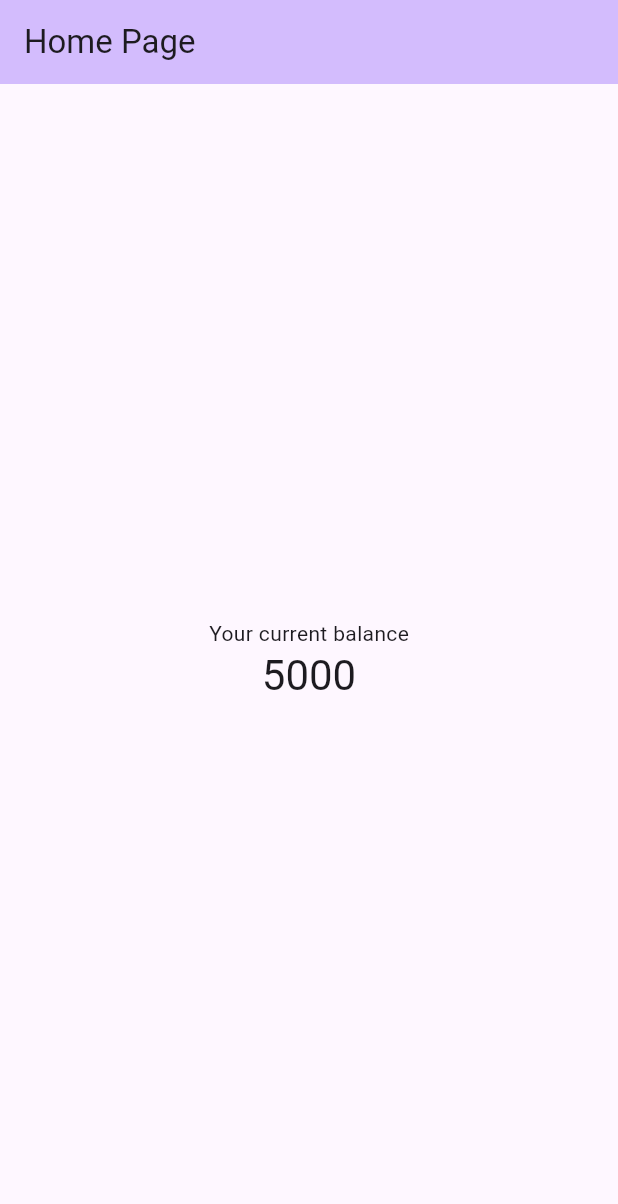
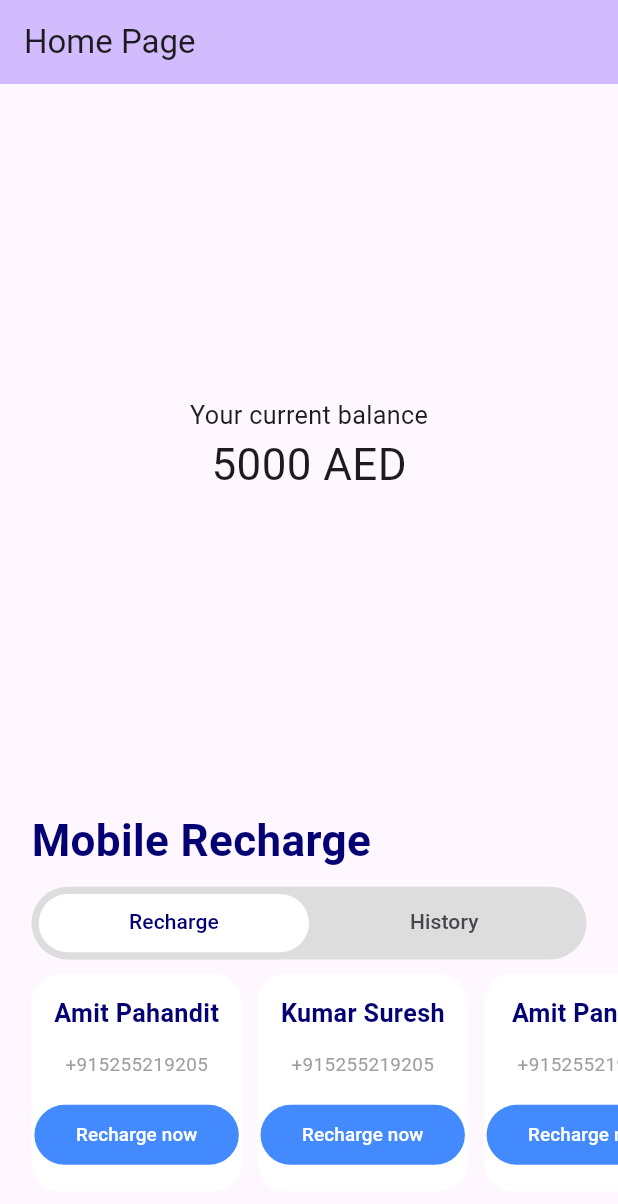
Before and after one commit to anwar-makhous/Dubai-App-Studio-Test, a Flutter app: the screen it shows after launch, on a phone screen of 412 x 824 dp. Shown: the top 1204 px of the screen. Run offline on Flutter 3.47's test engine with Material 3 defaults, Android fonts, the phone set to English and light mode, and no system bars; our stand-ins replace flutter_screenutil.

Commit message:
build home page

```diff
--- /dev/null
+++ b/lib/core/app_constants.dart
@@ -0,0 +1,18 @@
+import 'package:flutter/material.dart';
+import 'package:flutter_screenutil/flutter_screenutil.dart';
+
+class AppColors {
+  static const deepBlue = Color(0xFF040273);
+  static const lightGrey = Color(0xFFDDDDDD);
+}
+
+class AppFontSizes {
+  static final mediumLabel = 28.sp;
+  static final smallLabel = 16.sp;
+  static final tinyLabel = 12.sp;
+}
+
+class AppAnimation {
+  static const Duration duration = Duration(milliseconds: 400);
+  static const Curve curve = Curves.easeInToLinear;
+}
--- /dev/null
+++ b/lib/features/beneficiary/domain/entities/beneficiary.dart
@@ -0,0 +1,14 @@
+class Beneficiary {
+  final String name;
+  final String number;
+
+  Beneficiary({required this.name, required this.number});
+}
+
+List<Beneficiary> dummyBeneficiaries = [
+  Beneficiary(name: "Amit Pahandit", number: "+915255219205"),
+  Beneficiary(name: "Kumar Suresh", number: "+915255219205"),
+  Beneficiary(name: "Amit Pandey ", number: "+915255219205"),
+  Beneficiary(name: "Anwar Makhous", number: "+915255219205"),
+  Beneficiary(name: "Daniel Smith", number: "+915255219205"),
+];
--- /dev/null
+++ b/lib/features/beneficiary/presentation/widgets/beneficiaries_tab.dart
@@ -0,0 +1,23 @@
+import 'package:flutter/material.dart';
+import 'package:flutter_screenutil/flutter_screenutil.dart';
+
+import 'package:dubai_app_studio/features/beneficiary/domain/entities/beneficiary.dart';
+import 'package:dubai_app_studio/features/beneficiary/presentation/widgets/beneficiary_card.dart';
+
+class BeneficiariesTab extends StatelessWidget {
+  const BeneficiariesTab({
+    super.key,
+  });
+
+  @override
+  Widget build(BuildContext context) {
+    return ListView.separated(
+      scrollDirection: Axis.horizontal,
+      padding: EdgeInsets.symmetric(horizontal: 20.w),
+      itemCount: dummyBeneficiaries.length,
+      separatorBuilder: (context, _) => SizedBox(width: 10.w),
+      itemBuilder: (context, index) =>
+          BeneficiaryCard(beneficiary: dummyBeneficiaries[index]),
+    );
+  }
+}
--- /dev/null
+++ b/lib/features/beneficiary/presentation/widgets/beneficiary_card.dart
@@ -0,0 +1,58 @@
+import 'package:flutter/material.dart';
+import 'package:flutter_screenutil/flutter_screenutil.dart';
+
+import 'package:dubai_app_studio/features/beneficiary/domain/entities/beneficiary.dart';
+import 'package:dubai_app_studio/core/app_constants.dart';
+
+class BeneficiaryCard extends StatelessWidget {
+  final Beneficiary beneficiary;
+
+  const BeneficiaryCard({super.key, required this.beneficiary});
+
+  @override
+  Widget build(BuildContext context) {
+    return Container(
+      height: 150.r,
+      width: 145.r,
+      decoration: BoxDecoration(
+        color: Colors.white,
+        borderRadius: BorderRadius.circular(20.r),
+      ),
+      child: Column(
+        mainAxisAlignment: MainAxisAlignment.spaceEvenly,
+        children: [
+          Text(
+            beneficiary.name,
+            style: TextStyle(
+              color: AppColors.deepBlue,
+              fontSize: AppFontSizes.smallLabel,
+              fontWeight: FontWeight.bold,
+            ),
+          ),
+          Text(
+            beneficiary.number,
+            style: TextStyle(
+              color: Colors.grey,
+              fontSize: AppFontSizes.tinyLabel,
+            ),
+          ),
+          FilledButton.tonal(
+            onPressed: () {},
+            style: ElevatedButton.styleFrom(
+              backgroundColor: Colors.blueAccent,
+              foregroundColor: Colors.white,
+              fixedSize: Size(130.w, 20.h),
+            ),
+            child: Text(
+              "Recharge now",
+              style: TextStyle(
+                color: Colors.white,
+                fontSize: AppFontSizes.tinyLabel,
+              ),
+            ),
+          ),
+        ],
+      ),
+    );
+  }
+}
--- /dev/null
+++ b/lib/features/history/domain/entities/history_item.dart
@@ -0,0 +1,20 @@
+class HistoryItem {
+  final String name;
+  final String number;
+  final int amount;
+
+  HistoryItem({required this.name, required this.number, required this.amount});
+}
+
+List<HistoryItem> dummyHistoryItems = [
+  HistoryItem(name: "Kumar Suresh", number: "+915255219205", amount: 10),
+  HistoryItem(name: "Amit Pahandit", number: "+915255219205", amount: 30),
+  HistoryItem(name: "Daniel Smith", number: "+915255219205", amount: 75),
+  HistoryItem(name: "Amit Pahandit", number: "+915255219205", amount: 100),
+  HistoryItem(name: "Kumar Suresh", number: "+915255219205", amount: 5),
+  HistoryItem(name: "Amit Pandey ", number: "+915255219205", amount: 20),
+  HistoryItem(name: "Amit Pandey ", number: "+915255219205", amount: 20),
+  HistoryItem(name: "Amit Pahandit", number: "+915255219205", amount: 75),
+  HistoryItem(name: "Daniel Smith", number: "+915255219205", amount: 50),
+  HistoryItem(name: "Kumar Suresh", number: "+915255219205", amount: 100),
+];
--- /dev/null
+++ b/lib/features/history/presentation/widgets/history_item_card.dart
@@ -0,0 +1,59 @@
+import 'package:flutter/material.dart';
+import 'package:flutter_screenutil/flutter_screenutil.dart';
+
+import 'package:dubai_app_studio/core/app_constants.dart';
+import 'package:dubai_app_studio/features/history/domain/entities/history_item.dart';
+
+class HistoryItemCard extends StatelessWidget {
+  final HistoryItem historyItem;
+
+  const HistoryItemCard({super.key, required this.historyItem});
+
+  @override
+  Widget build(BuildContext context) {
+    return Container(
+      height: 70.h,
+      padding: EdgeInsets.symmetric(horizontal: 10.w, vertical: 5.h),
+      decoration: BoxDecoration(
+        color: Colors.white,
+        borderRadius: BorderRadius.circular(20.r),
+      ),
+      child: Column(
+        mainAxisAlignment: MainAxisAlignment.spaceEvenly,
+        children: [
+          Row(
+            mainAxisAlignment: MainAxisAlignment.spaceBetween,
+            children: [
+              Text(
+                historyItem.name,
+                style: TextStyle(
+                  color: AppColors.deepBlue,
+                  fontSize: AppFontSizes.smallLabel,
+                  fontWeight: FontWeight.bold,
+                ),
+              ),
+              Text(
+                '${historyItem.amount} AED',
+                style: TextStyle(
+                  color: AppColors.deepBlue,
+                  fontSize: AppFontSizes.smallLabel,
+                  fontWeight: FontWeight.bold,
+                ),
+              ),
+            ],
+          ),
+          Align(
+            alignment: AlignmentDirectional.centerStart,
+            child: Text(
+              historyItem.number,
+              style: TextStyle(
+                color: Colors.grey,
+                fontSize: AppFontSizes.tinyLabel,
+              ),
+            ),
+          ),
+        ],
+      ),
+    );
+  }
+}
--- /dev/null
+++ b/lib/features/history/presentation/widgets/history_tab.dart
@@ -0,0 +1,23 @@
+import 'package:flutter/material.dart';
+import 'package:flutter_screenutil/flutter_screenutil.dart';
+
+import 'package:dubai_app_studio/features/history/domain/entities/history_item.dart';
+import 'package:dubai_app_studio/features/history/presentation/widgets/history_item_card.dart';
+
+class HistoryTab extends StatelessWidget {
+  const HistoryTab({
+    super.key,
+  });
+
+  @override
+  Widget build(BuildContext context) {
+    return ListView.separated(
+      scrollDirection: Axis.vertical,
+      padding: EdgeInsets.symmetric(horizontal: 20.w),
+      itemCount: dummyHistoryItems.length,
+      separatorBuilder: (context, _) => SizedBox(height: 10.h),
+      itemBuilder: (context, index) =>
+          HistoryItemCard(historyItem: dummyHistoryItems[index]),
+    );
+  }
+}
--- /dev/null
+++ b/lib/features/home/presentation/pages/home_page.dart
@@ -0,0 +1,85 @@
+import 'package:dubai_app_studio/core/app_constants.dart';
+import 'package:flutter/material.dart';
+import 'package:flutter/widgets.dart';
+import 'package:flutter_screenutil/flutter_screenutil.dart';
+
+import 'package:dubai_app_studio/features/home/presentation/widgets/recharge_tab_bar.dart';
+
+class HomePage extends StatefulWidget {
+  const HomePage({super.key});
+
+  @override
+  State<HomePage> createState() => _HomePageState();
+}
+
+class _HomePageState extends State<HomePage> {
+  final int _currentBalance = 5000;
+  ValueNotifier<bool> showBalanceNotifier = ValueNotifier<bool>(true);
+
+  @override
+  Widget build(BuildContext context) {
+    return Scaffold(
+      appBar: AppBar(
+        backgroundColor: Theme.of(context).colorScheme.inversePrimary,
+        title: const Text("Home Page"),
+      ),
+      body: SingleChildScrollView(
+        child: Column(
+          children: [
+            ValueListenableBuilder(
+              valueListenable: showBalanceNotifier,
+              builder: (context, showBalance, _) {
+                return AnimatedCrossFade(
+                  crossFadeState: showBalance
+                      ? CrossFadeState.showSecond
+                      : CrossFadeState.showFirst,
+                  duration: AppAnimation.duration,
+                  reverseDuration: AppAnimation.duration,
+                  firstCurve: AppAnimation.curve,
+                  secondCurve: AppAnimation.curve,
+                  sizeCurve: AppAnimation.curve,
+                  firstChild: Container(
+                    padding:
+                        EdgeInsets.symmetric(horizontal: 20.w, vertical: 10.h),
+                    alignment: AlignmentDirectional.centerStart,
+                    child: Text(
+                      'Your current balance: $_currentBalance AED',
+                      style: TextStyle(fontSize: AppFontSizes.smallLabel),
+                    ),
+                  ),
+                  secondChild: SizedBox(
+                    height: 500.h,
+                    child: Center(
+                      child: Column(
+                        mainAxisAlignment: MainAxisAlignment.center,
+                        children: <Widget>[
+                          Text(
+                            'Your current balance',
+                            style: TextStyle(fontSize: AppFontSizes.smallLabel),
+                          ),
+                          Text(
+                            '$_currentBalance AED',
+                            style:
+                                TextStyle(fontSize: AppFontSizes.mediumLabel),
+                          ),
+                        ],
+                      ),
+                    ),
+                  ),
+                );
+              },
+            ),
+            RechargeTabBar(
+              onTapOnHistoryTab: () {
+                showBalanceNotifier.value = false;
+              },
+              onTapOnRechargeTab: () {
+                showBalanceNotifier.value = true;
+              },
+            ),
+          ],
+        ),
+      ),
+    );
+  }
+}
--- /dev/null
+++ b/lib/features/home/presentation/widgets/recharge_tab_bar.dart
@@ -0,0 +1,102 @@
+import 'package:flutter/material.dart';
+import 'package:flutter_screenutil/flutter_screenutil.dart';
+
+import 'package:dubai_app_studio/features/beneficiary/presentation/widgets/beneficiaries_tab.dart';
+import 'package:dubai_app_studio/core/app_constants.dart';
+import 'package:dubai_app_studio/features/history/presentation/widgets/history_tab.dart';
+
+class RechargeTabBar extends StatefulWidget {
+  final Function() onTapOnHistoryTab;
+  final Function() onTapOnRechargeTab;
+  const RechargeTabBar({
+    super.key,
+    required this.onTapOnHistoryTab,
+    required this.onTapOnRechargeTab,
+  });
+
+  @override
+  State<RechargeTabBar> createState() => _RechargeTabBarState();
+}
+
+class _RechargeTabBarState extends State<RechargeTabBar> {
+  ValueNotifier<double> tabBarViewHeightNotifier = ValueNotifier<double>(150.r);
+
+  @override
+  Widget build(BuildContext context) {
+    return DefaultTabController(
+      length: 2,
+      child: Column(
+        crossAxisAlignment: CrossAxisAlignment.start,
+        children: [
+          Padding(
+            padding: EdgeInsets.symmetric(horizontal: 20.w),
+            child: Text(
+              "Mobile Recharge",
+              style: TextStyle(
+                color: AppColors.deepBlue,
+                fontWeight: FontWeight.bold,
+                fontSize: AppFontSizes.mediumLabel,
+              ),
+            ),
+          ),
+          SizedBox(height: 10.h),
+          Padding(
+            padding: EdgeInsets.symmetric(horizontal: 20.w),
+            child: Container(
+              height: 50.h,
+              padding: EdgeInsets.all(5.r),
+              decoration: BoxDecoration(
+                color: AppColors.lightGrey,
+                borderRadius: BorderRadius.circular(30.w),
+              ),
+              child: TabBar(
+                dividerColor: Colors.transparent,
+                tabAlignment: TabAlignment.fill,
+                labelColor: AppColors.deepBlue,
+                indicatorSize: TabBarIndicatorSize.tab,
+                labelPadding: EdgeInsets.symmetric(horizontal: 5.w),
+                indicator: ShapeDecoration(
+                  color: Colors.white,
+                  shape: RoundedRectangleBorder(
+                    borderRadius: BorderRadius.circular(30.w),
+                  ),
+                ),
+                onTap: (index) {
+                  if (index == 0) {
+                    tabBarViewHeightNotifier.value = 150.h;
+                    widget.onTapOnRechargeTab();
+                  } else {
+                    tabBarViewHeightNotifier.value = 600.h;
+                    widget.onTapOnHistoryTab();
+                  }
+                },
+                tabs: const [
+                  Tab(text: "Recharge"),
+                  Tab(text: "History"),
+                ],
+              ),
+            ),
+          ),
+          SizedBox(height: 10.h),
+          ValueListenableBuilder(
+            valueListenable: tabBarViewHeightNotifier,
+            builder: (context, tabBarViewHeight, _) {
+              return AnimatedContainer(
+                duration: AppAnimation.duration,
+                curve: AppAnimation.curve,
+                height: tabBarViewHeight,
+                child: const TabBarView(
+                  children: [
+                    BeneficiariesTab(),
+                    HistoryTab(),
+                  ],
+                ),
+              );
+            },
+          ),
+          SizedBox(height: 10.h),
+        ],
+      ),
+    );
+  }
+}
--- a/lib/home_page.dart
+++ /dev/null
@@ -1,36 +0,0 @@
-import 'package:flutter/material.dart';
-
-class MyHomePage extends StatefulWidget {
-  const MyHomePage({super.key});
-
-  @override
-  State<MyHomePage> createState() => _MyHomePageState();
-}
-
-class _MyHomePageState extends State<MyHomePage> {
-  final int _currentBalance = 5000;
-
-  @override
-  Widget build(BuildContext context) {
-    return Scaffold(
-      appBar: AppBar(
-        backgroundColor: Theme.of(context).colorScheme.inversePrimary,
-        title: const Text("Home Page"),
-      ),
-      body: Center(
-        child: Column(
-          mainAxisAlignment: MainAxisAlignment.center,
-          children: <Widget>[
-            const Text(
-              'Your current balance',
-            ),
-            Text(
-              '$_currentBalance',
-              style: Theme.of(context).textTheme.headlineMedium,
-            ),
-          ],
-        ),
-      ),
-    );
-  }
-}
--- a/lib/main.dart
+++ b/lib/main.dart
@@ -1,5 +1,7 @@
-import 'package:dubai_app_studio/home_page.dart';
 import 'package:flutter/material.dart';
+import 'package:flutter_screenutil/flutter_screenutil.dart';
+
+import 'package:dubai_app_studio/features/home/presentation/pages/home_page.dart';
 
 void main() {
   runApp(const MyApp());
@@ -10,13 +12,18 @@
 
   @override
   Widget build(BuildContext context) {
+    return ScreenUtilInit(
+      designSize: const Size(393, 852),
+      builder: (context, _) {
         return MaterialApp(
           title: 'DA Studio',
           theme: ThemeData(
             colorScheme: ColorScheme.fromSeed(seedColor: Colors.deepPurple),
             useMaterial3: true,
           ),
-      home: const MyHomePage(),
+          home: const HomePage(),
+        );
+      },
     );
   }
 }
```
Lines whose indentation alone changed are shown as unchanged.
